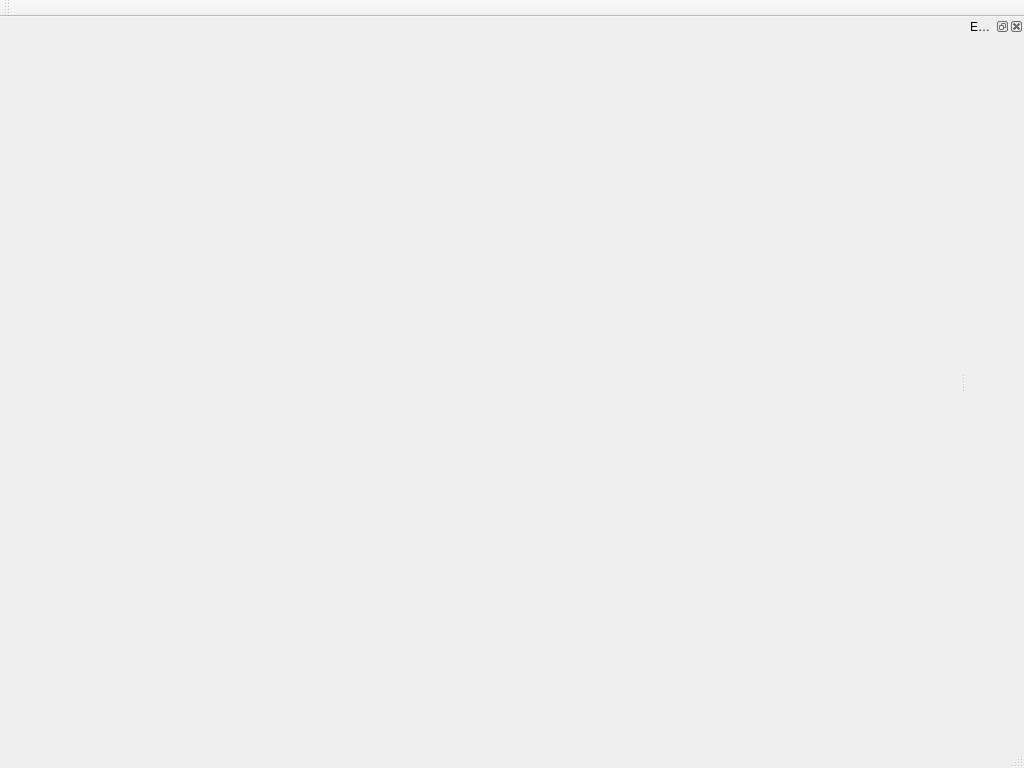
This is mainwindow.ui in vos/planetattack as Qt 5 draws it before an edit. The edited form follows.
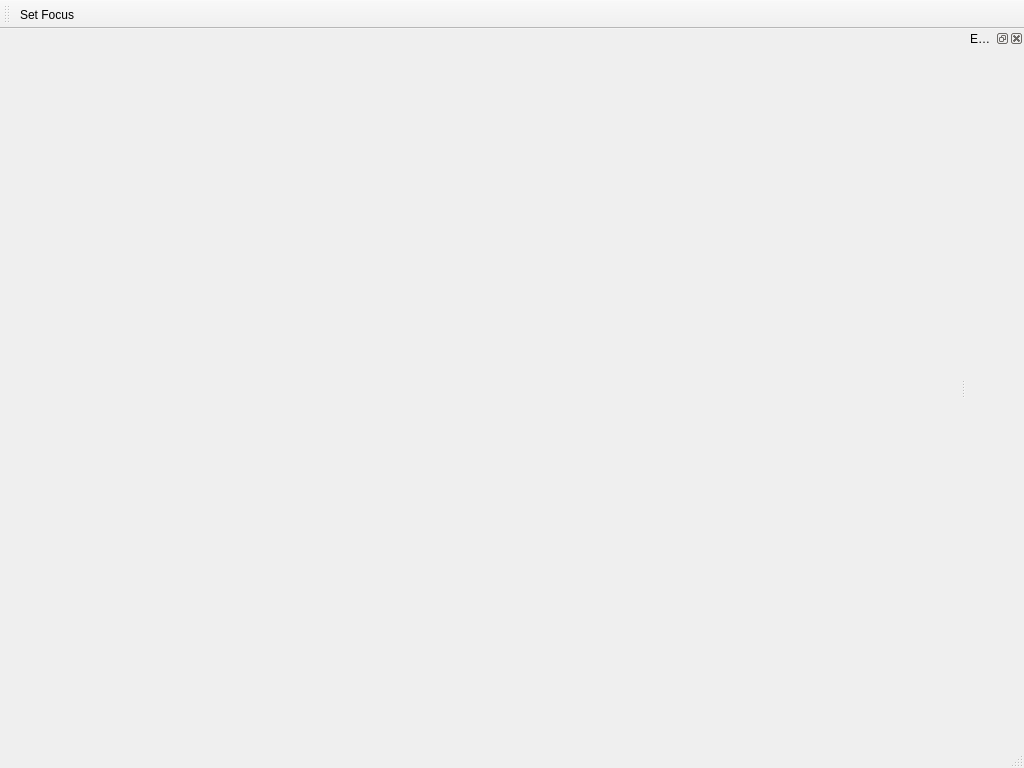
This is the edited form.

Commit message: canvas focus fix

```diff
--- a/mainwindow.ui
+++ b/mainwindow.ui
@@ -31,6 +31,7 @@
    <attribute name="toolBarBreak">
     <bool>false</bool>
    </attribute>
+   <addaction name="action_setFocus"/>
   </widget>
   <widget class="QStatusBar" name="statusBar"/>
   <widget class="QDockWidget" name="editorDockWidget">
@@ -45,6 +46,11 @@
    </attribute>
    <widget class="QWidget" name="editorWidget"/>
   </widget>
+  <action name="action_setFocus">
+   <property name="text">
+    <string>Set Focus</string>
+   </property>
+  </action>
  </widget>
  <layoutdefault spacing="6" margin="11"/>
  <resources/>
```
The commit also changes 2 other files.
